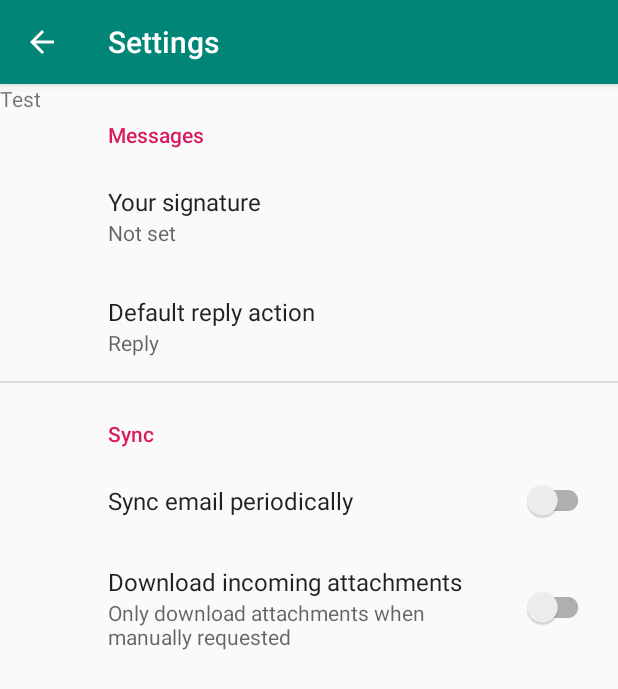
After one commit to AR-larm/android, an Android app: the SettingsActivity screen opened directly, with no data from a screen before it, on a phone screen of 412 x 824 dp. The commit adds this screen. Shown: the top 689 px of the screen. Run offline under Robolectric (Android 15) with nearby library versions, the phone set to English and light mode, and no system bars; our stand-ins replace androidx.preference.

Commit message:
changed layout for our one

```diff
--- a/ALARM/app/build.gradle
+++ b/ALARM/app/build.gradle
@@ -24,6 +24,7 @@ dependencies {
     implementation 'androidx.appcompat:appcompat:1.1.0'
     implementation 'androidx.constraintlayout:constraintlayout:1.1.3'
     implementation 'com.google.android.material:material:1.2.0-alpha01'
+    implementation 'androidx.preference:preference:1.1.0-rc01'
     testImplementation 'junit:junit:4.12'
     androidTestImplementation 'androidx.test.ext:junit:1.1.1'
     androidTestImplementation 'androidx.test.espresso:espresso-core:3.2.0'
--- /dev/null
+++ b/ALARM/app/src/main/java/com/example/alarm/SettingsActivity.java
@@ -0,0 +1,31 @@
+package com.example.alarm;
+
+import android.os.Bundle;
+
+import androidx.appcompat.app.ActionBar;
+import androidx.appcompat.app.AppCompatActivity;
+import androidx.preference.PreferenceFragmentCompat;
+
+public class SettingsActivity extends AppCompatActivity {
+
+    @Override
+    protected void onCreate(Bundle savedInstanceState) {
+        super.onCreate(savedInstanceState);
+        setContentView(R.layout.settings_activity);
+        getSupportFragmentManager()
+                .beginTransaction()
+                .replace(R.id.settings, new SettingsFragment())
+                .commit();
+        ActionBar actionBar = getSupportActionBar();
+        if (actionBar != null) {
+            actionBar.setDisplayHomeAsUpEnabled(true);
+        }
+    }
+
+    public static class SettingsFragment extends PreferenceFragmentCompat {
+        @Override
+        public void onCreatePreferences(Bundle savedInstanceState, String rootKey) {
+            setPreferencesFromResource(R.xml.root_preferences, rootKey);
+        }
+    }
+}
--- a/ALARM/app/src/main/res/layout/activity_main.xml
+++ b/ALARM/app/src/main/res/layout/activity_main.xml
@@ -29,7 +29,7 @@
         <com.google.android.material.tabs.TabItem
             android:layout_width="wrap_content"
             android:layout_height="wrap_content"
-            android:text="setting" />
+            android:text="Stats" />
 
 
     </com.google.android.material.tabs.TabLayout>
--- /dev/null
+++ b/ALARM/app/src/main/res/layout/settings_activity.xml
@@ -0,0 +1,16 @@
+<LinearLayout xmlns:android="http://schemas.android.com/apk/res/android"
+    android:layout_width="match_parent"
+    android:layout_height="match_parent">
+
+    <FrameLayout
+        android:id="@+id/settings"
+        android:layout_width="match_parent"
+        android:layout_height="match_parent" >
+
+        <TextView
+            android:id="@+id/textView2"
+            android:layout_width="201dp"
+            android:layout_height="158dp"
+            android:text="Test" />
+    </FrameLayout>
+</LinearLayout>
--- a/ALARM/app/src/main/res/layout/tab_fragment_statistic.xml
+++ b/ALARM/app/src/main/res/layout/tab_fragment_statistic.xml
@@ -8,5 +8,5 @@
         android:id="@+id/textView3"
         android:layout_width="match_parent"
         android:layout_height="wrap_content"
-        android:text="fragment3" />
+        android:text="fragment_stat" />
 </LinearLayout>
--- /dev/null
+++ b/ALARM/app/src/main/res/values/arrays.xml
@@ -0,0 +1,12 @@
+<resources>
+    <!-- Reply Preference -->
+    <string-array name="reply_entries">
+        <item>Reply</item>
+        <item>Reply to all</item>
+    </string-array>
+
+    <string-array name="reply_values">
+        <item>reply</item>
+        <item>reply_all</item>
+    </string-array>
+</resources>
--- a/ALARM/app/src/main/res/values/strings.xml
+++ b/ALARM/app/src/main/res/values/strings.xml
@@ -1,3 +1,19 @@
 <resources>
     <string name="app_name">ALARM</string>
+    <string name="title_activity_settings">Settings</string>
+
+    <!-- Preference Titles -->
+    <string name="messages_header">Messages</string>
+    <string name="sync_header">Sync</string>
+
+    <!-- Messages Preferences -->
+    <string name="signature_title">Your signature</string>
+    <string name="reply_title">Default reply action</string>
+
+    <!-- Sync Preferences -->
+    <string name="sync_title">Sync email periodically</string>
+    <string name="attachment_title">Download incoming attachments</string>
+    <string name="attachment_summary_on">Automatically download attachments for incoming emails
+    </string>
+    <string name="attachment_summary_off">Only download attachments when manually requested</string>
 </resources>
--- /dev/null
+++ b/ALARM/app/src/main/res/xml/root_preferences.xml
@@ -0,0 +1,35 @@
+<PreferenceScreen xmlns:app="http://schemas.android.com/apk/res-auto">
+
+    <PreferenceCategory app:title="@string/messages_header">
+
+        <EditTextPreference
+            app:key="signature"
+            app:title="@string/signature_title"
+            app:useSimpleSummaryProvider="true" />
+
+        <ListPreference
+            app:defaultValue="reply"
+            app:entries="@array/reply_entries"
+            app:entryValues="@array/reply_values"
+            app:key="reply"
+            app:title="@string/reply_title"
+            app:useSimpleSummaryProvider="true" />
+
+    </PreferenceCategory>
+
+    <PreferenceCategory app:title="@string/sync_header">
+
+        <SwitchPreferenceCompat
+            app:key="sync"
+            app:title="@string/sync_title" />
+
+        <SwitchPreferenceCompat
+            app:dependency="sync"
+            app:key="attachment"
+            app:summaryOff="@string/attachment_summary_off"
+            app:summaryOn="@string/attachment_summary_on"
+            app:title="@string/attachment_title" />
+
+    </PreferenceCategory>
+
+</PreferenceScreen>
```
Also changed, not shown: ALARM/app/src/main/AndroidManifest.xml (+8 -9 lines), ALARM/app/src/main/java/com/example/alarm/TabFragment_Alarm.java (+60 -104 lines), ALARM/app/src/main/java/com/example/alarm/TabFragment_Info.java (+18 -60 lines), ALARM/app/src/main/res/layout/tab_fragment_info2.xml (renamed from ALARM/app/src/main/res/layout/tab_fragment_info.xml).
